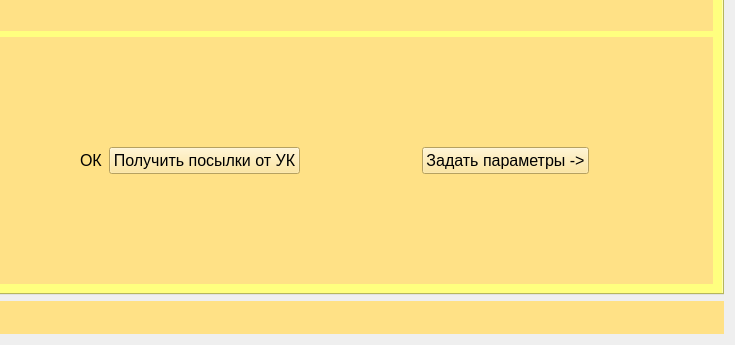
Before: the Qt Designer form train_imitator.ui in victocryl/train_imitator, drawn with Qt 5; both pictures show x 547 to 1282 and y 467 to 812 of the 1282 by 812 pixel window.
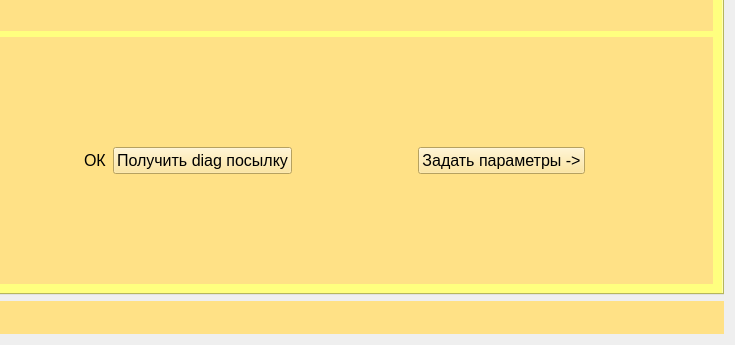
After: the same form once the commit is applied.

Commit message: обработка режимов поезда посылки diag

```diff
--- a/train_imitator.ui
+++ b/train_imitator.ui
@@ -6,7 +6,7 @@
    <rect>
     <x>0</x>
     <y>0</y>
-    <width>1180</width>
+    <width>1278</width>
     <height>812</height>
    </rect>
   </property>
@@ -628,7 +628,7 @@
                  </font>
                 </property>
                 <property name="text">
-                 <string>Получить посылки от УК</string>
+                 <string>Получить diag посылку</string>
                 </property>
                </widget>
               </item>
```
The commit also changes 7 other files.
